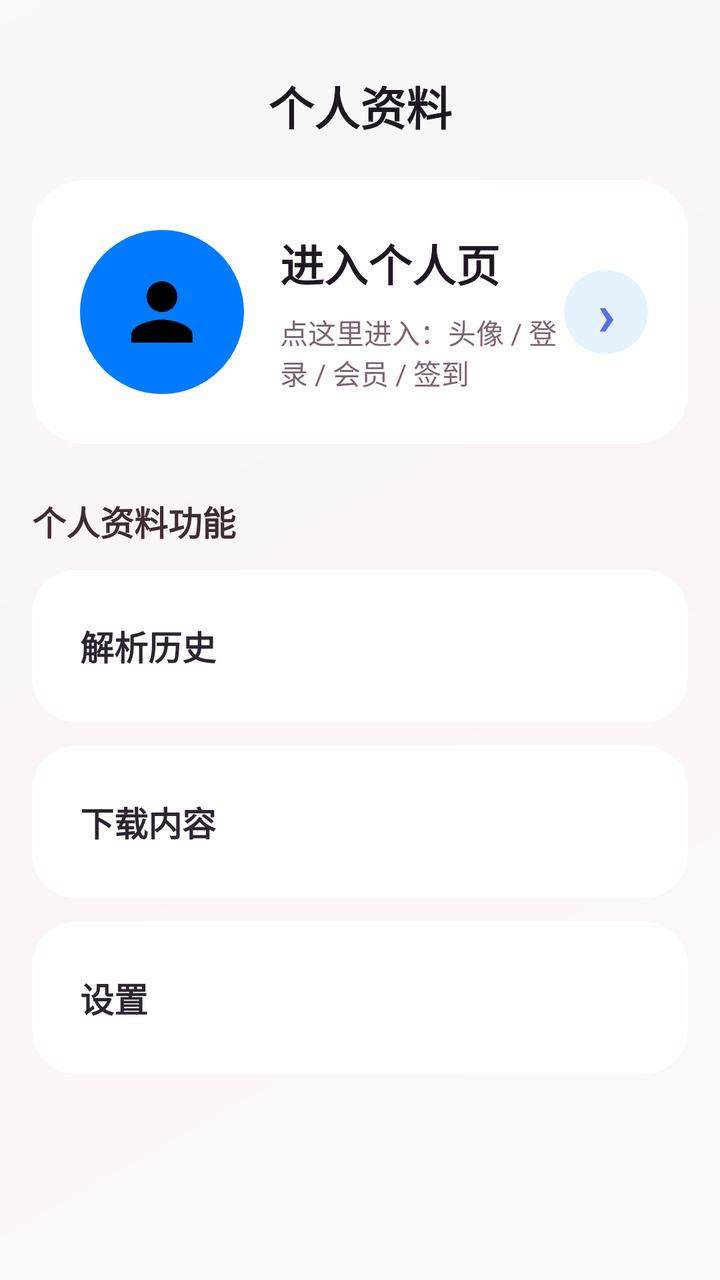
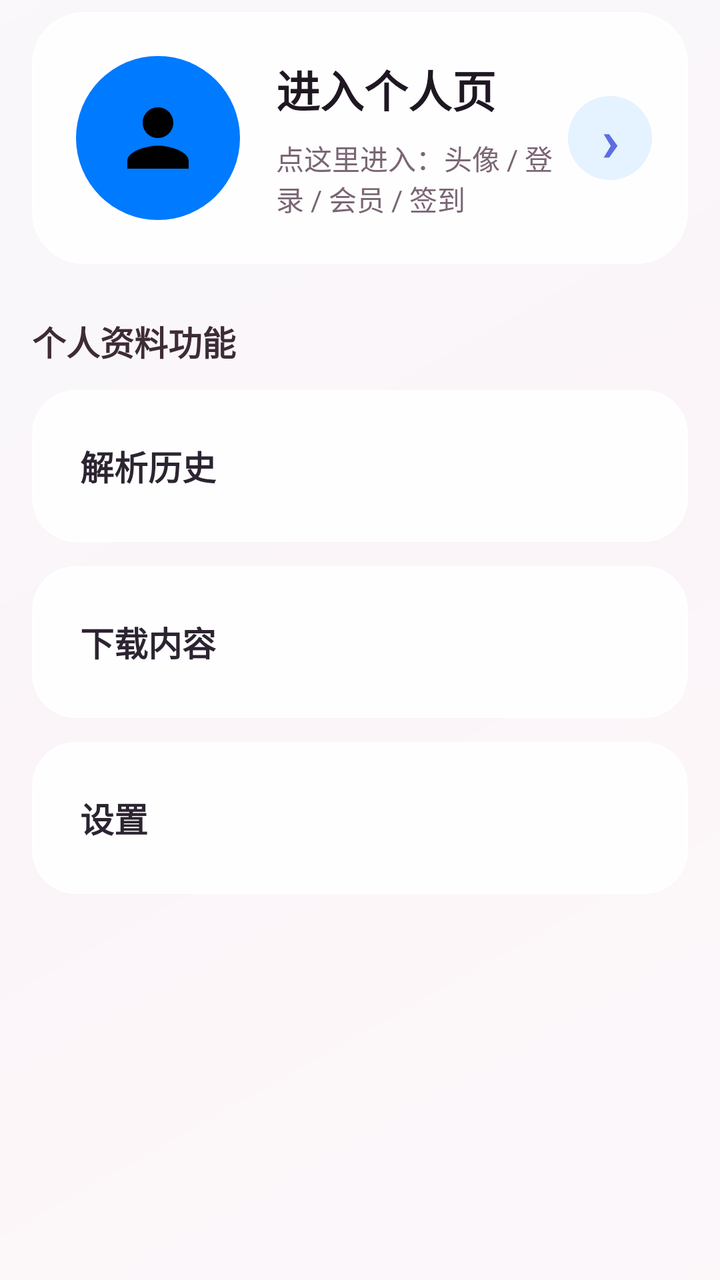

Screens rendered from an Android XML layout before and after an edit, with the pre-edit source and the edit as a unified diff.
<!-- AndroidManifest.xml: application theme Theme.YunoTools -->
<!-- res/layout/activity_profile.xml -->
<?xml version="1.0" encoding="utf-8"?>
<FrameLayout xmlns:android="http://schemas.android.com/apk/res/android"
    xmlns:app="http://schemas.android.com/apk/res-auto"
    android:id="@+id/profileRoot"
    android:layout_width="match_parent"
    android:layout_height="match_parent"
    android:background="#F7EEF4">

    <ImageView
        android:layout_width="match_parent"
        android:layout_height="match_parent"
        android:alpha="0.28"
        android:scaleType="centerCrop"
        android:src="@drawable/bg_sakura" />

    <View
        android:layout_width="match_parent"
        android:layout_height="match_parent"
        android:background="#72FFFFFF" />

    <ScrollView
        android:layout_width="match_parent"
        android:layout_height="match_parent"
        android:clipToPadding="false"
        android:fillViewport="true"
        android:paddingStart="16dp"
        android:paddingEnd="16dp"
        android:paddingTop="26dp"
        android:paddingBottom="112dp">

        <LinearLayout
            android:layout_width="match_parent"
            android:layout_height="wrap_content"
            android:orientation="vertical">

            <TextView
                android:layout_width="match_parent"
                android:layout_height="54dp"
                android:gravity="center"
                android:text="个人资料"
                android:textColor="#1F1722"
                android:textSize="23sp"
                android:textStyle="bold" />

            
            <com.google.android.material.card.MaterialCardView
                android:id="@+id/cardAvatarHeader"
                android:layout_width="match_parent"
                android:layout_height="132dp"
                android:layout_marginTop="10dp"
                android:foreground="?attr/selectableItemBackground"
                app:cardBackgroundColor="#EFFFFFFF"
                app:cardCornerRadius="26dp"
                app:cardElevation="0dp"
                app:strokeColor="#77FFFFFF"
                app:strokeWidth="1dp">

                <LinearLayout
                    android:layout_width="match_parent"
                    android:layout_height="match_parent"
                    android:gravity="center_vertical"
                    android:orientation="horizontal"
                    android:paddingStart="24dp"
                    android:paddingEnd="20dp">

                    <FrameLayout
                        android:layout_width="82dp"
                        android:layout_height="82dp"
                        android:background="@drawable/bg_circle_blue">

                        <ImageView
                            android:id="@+id/ivProfileEntryAvatar"
                            android:layout_width="match_parent"
                            android:layout_height="match_parent"
                            android:padding="18dp"
                            android:scaleType="centerCrop"
                            android:src="@drawable/ic_profile" />
                    </FrameLayout>

                    <LinearLayout
                        android:layout_width="0dp"
                        android:layout_height="wrap_content"
                        android:layout_marginStart="18dp"
                        android:layout_weight="1"
                        android:orientation="vertical">

                        <TextView
                            android:id="@+id/tvProfileEntryTitle"
                            android:layout_width="wrap_content"
                            android:layout_height="wrap_content"
                            android:text="进入个人页"
                            android:textColor="#1F1722"
                            android:textSize="22sp"
                            android:textStyle="bold" />

                        <TextView
                            android:id="@+id/tvProfileEntryHint"
                            android:layout_width="wrap_content"
                            android:layout_height="wrap_content"
                            android:layout_marginTop="8dp"
                            android:text="点这里进入：头像 / 登录 / 会员 / 签到"
                            android:textColor="#7A6674"
                            android:textSize="14sp" />
                    </LinearLayout>

                    <TextView
                        android:layout_width="42dp"
                        android:layout_height="42dp"
                        android:background="@drawable/bg_circle_blue_light"
                        android:gravity="center"
                        android:text="›"
                        android:textColor="#5B6EE1"
                        android:textSize="30sp"
                        android:textStyle="bold" />
                </LinearLayout>
            </com.google.android.material.card.MaterialCardView>

            <TextView
                android:layout_width="wrap_content"
                android:layout_height="wrap_content"
                android:layout_marginTop="26dp"
                android:layout_marginBottom="12dp"
                android:text="个人资料功能"
                android:textColor="#3D2B36"
                android:textSize="17sp"
                android:textStyle="bold" />

            <com.google.android.material.card.MaterialCardView
                android:id="@+id/cardParseHistory"
                android:layout_width="match_parent"
                android:layout_height="76dp"
                android:layout_marginBottom="12dp"
                android:foreground="?attr/selectableItemBackground"
                app:cardBackgroundColor="#EFFFFFFF"
                app:cardCornerRadius="22dp"
                app:cardElevation="0dp"
                app:strokeColor="#66FFFFFF"
                app:strokeWidth="1dp">
                <TextView android:layout_width="match_parent" android:layout_height="match_parent" android:gravity="center_vertical" android:paddingStart="24dp" android:text="解析历史" android:textColor="#2C2430" android:textSize="17sp" android:textStyle="bold" />
            </com.google.android.material.card.MaterialCardView>

            <com.google.android.material.card.MaterialCardView
                android:id="@+id/cardMusicDownloads"
                android:layout_width="match_parent"
                android:layout_height="76dp"
                android:layout_marginBottom="12dp"
                android:foreground="?attr/selectableItemBackground"
                app:cardBackgroundColor="#EFFFFFFF"
                app:cardCornerRadius="22dp"
                app:cardElevation="0dp"
                app:strokeColor="#66FFFFFF"
                app:strokeWidth="1dp">
                <TextView android:layout_width="match_parent" android:layout_height="match_parent" android:gravity="center_vertical" android:paddingStart="24dp" android:text="下载内容" android:textColor="#2C2430" android:textSize="17sp" android:textStyle="bold" />
            </com.google.android.material.card.MaterialCardView>

            <com.google.android.material.card.MaterialCardView
                android:id="@+id/cardSettings"
                android:layout_width="match_parent"
                android:layout_height="76dp"
                android:foreground="?attr/selectableItemBackground"
                app:cardBackgroundColor="#EFFFFFFF"
                app:cardCornerRadius="22dp"
                app:cardElevation="0dp"
                app:strokeColor="#66FFFFFF"
                app:strokeWidth="1dp">
                <TextView android:layout_width="match_parent" android:layout_height="match_parent" android:gravity="center_vertical" android:paddingStart="24dp" android:text="设置" android:textColor="#2C2430" android:textSize="17sp" android:textStyle="bold" />
            </com.google.android.material.card.MaterialCardView>
        </LinearLayout>
    </ScrollView>
</FrameLayout>
<!-- resources referenced by this layout -->
<resources>
  <!-- drawable bg_circle_blue (drawable) -->
  <?xml version="1.0" encoding="utf-8"?>
  <shape xmlns:android="http://schemas.android.com/apk/res/android"
      android:shape="oval">
      <solid android:color="#007AFF" />
  </shape>
  <!-- drawable bg_circle_blue_light (drawable) -->
  <?xml version="1.0" encoding="utf-8"?>
  <shape xmlns:android="http://schemas.android.com/apk/res/android"
      android:shape="oval">
      <solid android:color="#E5F2FF" />
  </shape>
  <!-- drawable bg_sakura (drawable) -->
  <?xml version="1.0" encoding="utf-8"?>
  <shape xmlns:android="http://schemas.android.com/apk/res/android">
      <gradient
          android:angle="135"
          android:startColor="#FFF6FA"
          android:centerColor="#F7E6EF"
          android:endColor="#EEF6FF" />
  </shape>
  <!-- drawable ic_profile (drawable) -->
  <vector xmlns:android="http://schemas.android.com/apk/res/android"
      android:width="24dp"
      android:height="24dp"
      android:viewportWidth="24"
      android:viewportHeight="24">
      <path
          android:fillColor="#000000"
          android:pathData="M12,12c2.21,0 4,-1.79 4,-4s-1.79,-4 -4,-4 -4,1.79 -4,4 1.79,4 4,4zM12,14c-2.67,0 -8,1.34 -8,4v2h16v-2c0,-2.66 -5.33,-4 -8,-4z" />
  </vector>
  <style name="Theme.YunoTools" parent="Theme.Material3.Light.NoActionBar">
          <item name="colorPrimary">@color/primary</item>
          <item name="colorPrimaryDark">@color/primary_dark</item>
          <item name="colorAccent">@color/accent</item>
          <item name="android:statusBarColor">#F2F2F7</item>
          <item name="android:windowLightStatusBar">true</item>
          <item name="android:navigationBarColor">@android:color/white</item>
          <item name="android:windowLightNavigationBar">true</item>
      </style>
  <color name="primary">#007AFF</color>
  <color name="primary_dark">#0062CC</color>
  <color name="accent">#34C759</color>
</resources>

<!-- the commit's change to res/layout/activity_profile.xml (unified diff, before → after) -->
@@ -25,7 +25,7 @@
         android:fillViewport="true"
         android:paddingStart="16dp"
         android:paddingEnd="16dp"
-        android:paddingTop="26dp"
+        android:paddingTop="6dp"
         android:paddingBottom="112dp">
 
         <LinearLayout
@@ -33,21 +33,12 @@
             android:layout_height="wrap_content"
             android:orientation="vertical">
 
-            <TextView
-                android:layout_width="match_parent"
-                android:layout_height="54dp"
-                android:gravity="center"
-                android:text="个人资料"
-                android:textColor="#1F1722"
-                android:textSize="23sp"
-                android:textStyle="bold" />
-
             
             <com.google.android.material.card.MaterialCardView
                 android:id="@+id/cardAvatarHeader"
                 android:layout_width="match_parent"
-                android:layout_height="132dp"
-                android:layout_marginTop="10dp"
+                android:layout_height="126dp"
+                android:layout_marginTop="0dp"
                 android:foreground="?attr/selectableItemBackground"
                 app:cardBackgroundColor="#EFFFFFFF"
                 app:cardCornerRadius="26dp"
@@ -60,8 +51,8 @@
                     android:layout_height="match_parent"
                     android:gravity="center_vertical"
                     android:orientation="horizontal"
-                    android:paddingStart="24dp"
-                    android:paddingEnd="20dp">
+                    android:paddingStart="22dp"
+                    android:paddingEnd="18dp">
 
                     <FrameLayout
                         android:layout_width="82dp"
